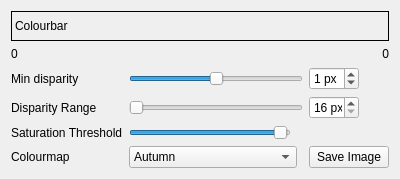
i3drobotics/stereo-vision-toolkit, file src/disparityviewer.ui: the form before one commit.
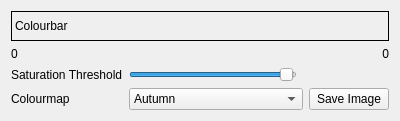
The form after the commit.

Commit message: update to disparity and 3D viewers auto scaling

Diff of the .ui file:
```diff
--- a/src/disparityviewer.ui
+++ b/src/disparityviewer.ui
@@ -7,7 +7,7 @@
     <x>0</x>
     <y>0</y>
     <width>400</width>
-    <height>177</height>
+    <height>117</height>
    </rect>
   </property>
   <property name="sizePolicy">
@@ -32,109 +32,7 @@
    <string>Form</string>
   </property>
   <layout class="QGridLayout" name="gridLayout">
-   <item row="0" column="2" colspan="5">
-    <widget class="QLabel" name="colourbar">
-     <property name="minimumSize">
-      <size>
-       <width>0</width>
-       <height>30</height>
-      </size>
-     </property>
-     <property name="maximumSize">
-      <size>
-       <width>400</width>
-       <height>30</height>
-      </size>
-     </property>
-     <property name="autoFillBackground">
-      <bool>false</bool>
-     </property>
-     <property name="styleSheet">
-      <string notr="true">border: 1px solid black</string>
-     </property>
-     <property name="text">
-      <string>Colourbar</string>
-     </property>
-    </widget>
-   </item>
-   <item row="2" column="3" colspan="3">
-    <widget class="QSlider" name="minDisparitySlider">
-     <property name="minimum">
-      <number>-1024</number>
-     </property>
-     <property name="maximum">
-      <number>1024</number>
-     </property>
-     <property name="pageStep">
-      <number>1</number>
-     </property>
-     <property name="value">
-      <number>0</number>
-     </property>
-     <property name="orientation">
-      <enum>Qt::Horizontal</enum>
-     </property>
-    </widget>
-   </item>
-   <item row="3" column="2">
-    <widget class="QLabel" name="label_2">
-     <property name="text">
-      <string>Disparity Range</string>
-     </property>
-    </widget>
-   </item>
-   <item row="2" column="6">
-    <widget class="QSpinBox" name="minDisparitySpinbox">
-     <property name="maximumSize">
-      <size>
-       <width>50</width>
-       <height>16777215</height>
-      </size>
-     </property>
-     <property name="suffix">
-      <string> px</string>
-     </property>
-     <property name="minimum">
-      <number>-1024</number>
-     </property>
-     <property name="maximum">
-      <number>1024</number>
-     </property>
-     <property name="value">
-      <number>1</number>
-     </property>
-    </widget>
-   </item>
-   <item row="5" column="2">
-    <widget class="QLabel" name="label_3">
-     <property name="text">
-      <string>Colourmap</string>
-     </property>
-    </widget>
-   </item>
-   <item row="3" column="3" colspan="3">
-    <widget class="QSlider" name="disparityRangeSlider">
-     <property name="minimum">
-      <number>1</number>
-     </property>
-     <property name="maximum">
-      <number>64</number>
-     </property>
-     <property name="singleStep">
-      <number>1</number>
-     </property>
-     <property name="value">
-      <number>1</number>
-     </property>
-     <property name="sliderPosition">
-      <number>1</number>
-     </property>
-     <property name="orientation">
-      <enum>Qt::Horizontal</enum>
-     </property>
-    </widget>
-   </item>
-   <item row="4" column="3">
+   <item row="2" column="3">
     <widget class="QSlider" name="intensityThresholdSlider">
      <property name="maximum">
       <number>255</number>
@@ -147,7 +45,50 @@
      </property>
     </widget>
    </item>
-   <item row="5" column="3" colspan="2">
+   <item row="1" column="5">
+    <widget class="QLabel" name="minDisparityLabel">
+     <property name="sizePolicy">
+      <sizepolicy hsizetype="Preferred" vsizetype="Minimum">
+       <horstretch>0</horstretch>
+       <verstretch>0</verstretch>
+      </sizepolicy>
+     </property>
+     <property name="text">
+      <string>0</string>
+     </property>
+     <property name="alignment">
+      <set>Qt::AlignRight|Qt::AlignTrailing|Qt::AlignVCenter</set>
+     </property>
+    </widget>
+   </item>
+   <item row="1" column="2">
+    <widget class="QLabel" name="maxDisparityLabel">
+     <property name="sizePolicy">
+      <sizepolicy hsizetype="Preferred" vsizetype="Minimum">
+       <horstretch>0</horstretch>
+       <verstretch>0</verstretch>
+      </sizepolicy>
+     </property>
+     <property name="text">
+      <string>0</string>
+     </property>
+    </widget>
+   </item>
+   <item row="2" column="2">
+    <widget class="QLabel" name="label_4">
+     <property name="text">
+      <string>Saturation Threshold</string>
+     </property>
+    </widget>
+   </item>
+   <item row="3" column="2">
+    <widget class="QLabel" name="label_3">
+     <property name="text">
+      <string>Colourmap</string>
+     </property>
+    </widget>
+   </item>
+   <item row="3" column="3" colspan="2">
     <widget class="QComboBox" name="colourmapComboBox">
      <item>
       <property name="text">
@@ -216,60 +157,32 @@
      </item>
     </widget>
    </item>
-   <item row="3" column="6">
-    <widget class="QSpinBox" name="disparityRangeSpinbox">
+   <item row="0" column="2" colspan="4">
+    <widget class="QLabel" name="colourbar">
+     <property name="minimumSize">
+      <size>
+       <width>0</width>
+       <height>30</height>
+      </size>
+     </property>
      <property name="maximumSize">
       <size>
-       <width>50</width>
-       <height>16777215</height>
+       <width>400</width>
+       <height>30</height>
       </size>
      </property>
-     <property name="suffix">
-      <string> px</string>
+     <property name="autoFillBackground">
+      <bool>false</bool>
      </property>
-     <property name="minimum">
-      <number>16</number>
+     <property name="styleSheet">
+      <string notr="true">border: 1px solid black</string>
      </property>
-     <property name="maximum">
-      <number>1024</number>
-     </property>
-     <property name="singleStep">
-      <number>16</number>
-     </property>
-    </widget>
-   </item>
-   <item row="2" column="2">
-    <widget class="QLabel" name="label">
      <property name="text">
-      <string>Min disparity</string>
+      <string>Colourbar</string>
      </property>
     </widget>
    </item>
-   <item row="4" column="2">
-    <widget class="QLabel" name="label_4">
-     <property name="text">
-      <string>Saturation Threshold</string>
-     </property>
-    </widget>
-   </item>
-   <item row="1" column="6">
-    <widget class="QLabel" name="minDisparityLabel">
-     <property name="text">
-      <string>0</string>
-     </property>
-     <property name="alignment">
-      <set>Qt::AlignRight|Qt::AlignTrailing|Qt::AlignVCenter</set>
-     </property>
-    </widget>
-   </item>
-   <item row="1" column="2">
-    <widget class="QLabel" name="maxDisparityLabel">
-     <property name="text">
-      <string>0</string>
-     </property>
-    </widget>
-   </item>
-   <item row="5" column="6">
+   <item row="3" column="5">
     <widget class="QPushButton" name="btnSaveDisparityView">
      <property name="text">
       <string>Save Image</string>
```
The commit also changes 16 other files.
